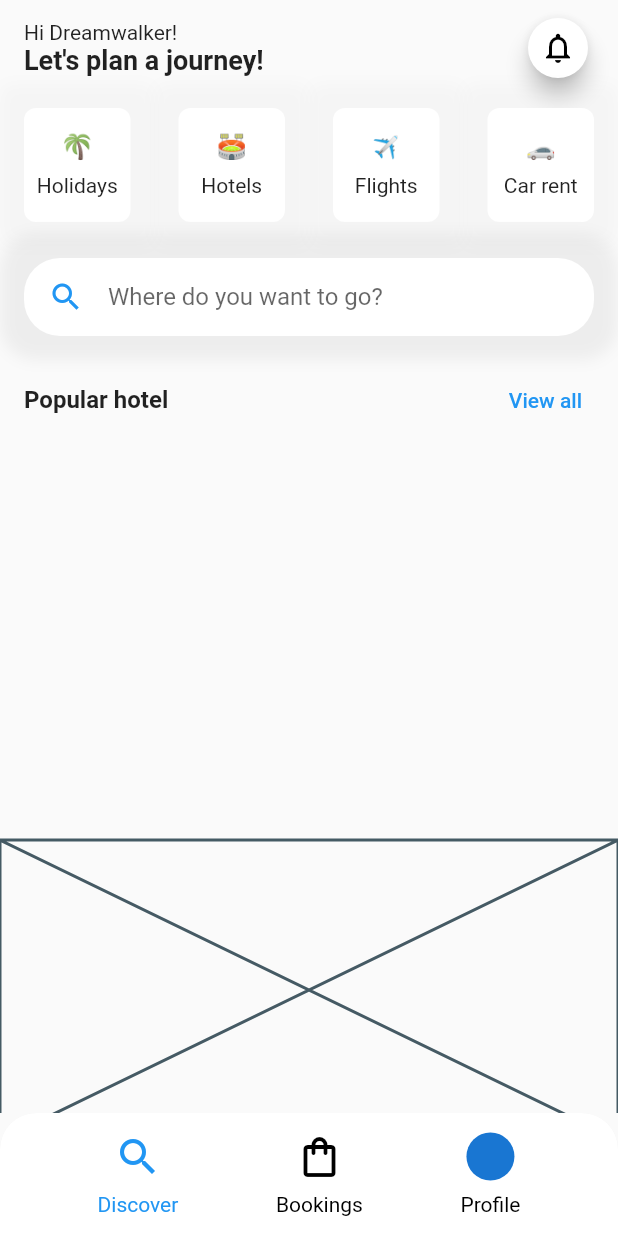
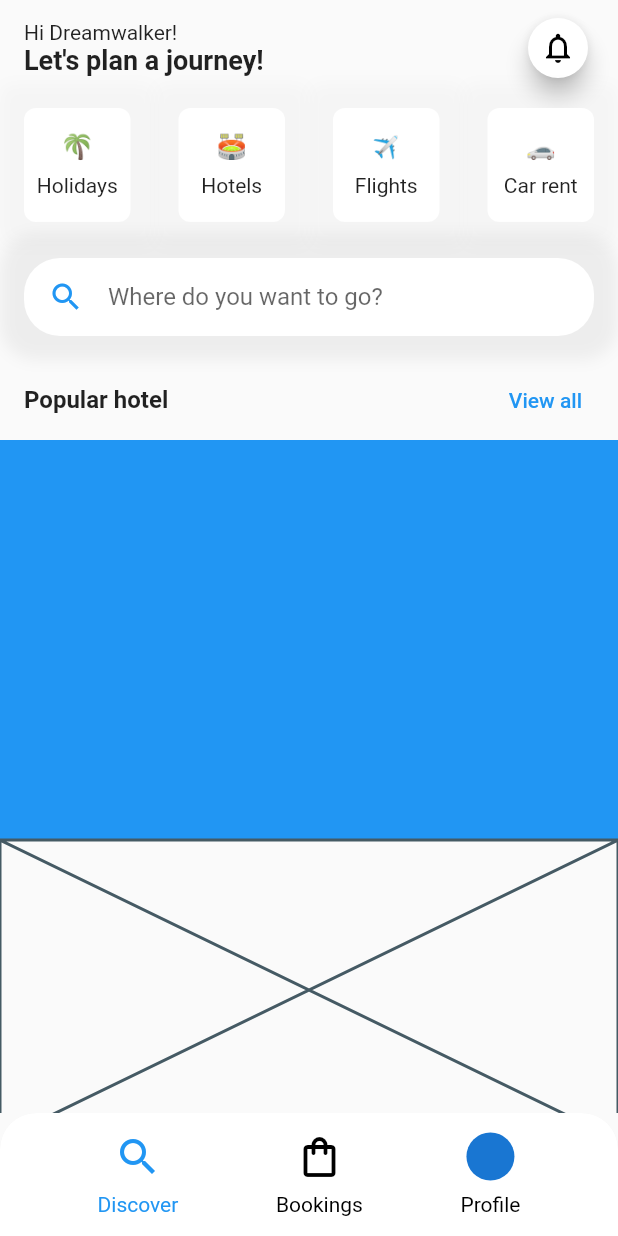
Before and after one commit to JAICHANGPARK/flutter_notebook_12th_story, a Flutter app: the TravelHomePage screen opened directly, on a phone screen of 412 x 824 dp. Run offline on Flutter 3.47's test engine with Material 2 defaults, Android fonts, the phone set to English and light mode, and no system bars; our stand-ins replace badges, bubble_tab_indicator, fl_chart, get, google_fonts, line_icons and 2 more; missing offline and left inert: bezier_chart, chart_sparkline, kenburns, xlive_switch; network calls fail.

Commit message:
Update travel_home_page.dart

```diff
--- a/lib/ep796_travel_app/ui/travel_home_page.dart
+++ b/lib/ep796_travel_app/ui/travel_home_page.dart
@@ -222,10 +222,15 @@ class _TravelHomePageState extends State<TravelHomePage> {
                       flex: 2,
                     ),
                     Expanded(
-                      child: ListView.builder(itemBuilder: (context, index) {
+                      child: ListView.builder(
+                          scrollDirection: Axis.horizontal,
+                          itemBuilder: (context, index) {
                             return Container(
-
-                        )
+                              width: 240,
+                              decoration: BoxDecoration(
+                                color: Colors.blue
+                              ),
+                            );
                           }),
                       flex: 10,
                     ),
```
Lines whose indentation alone changed are shown as unchanged.
